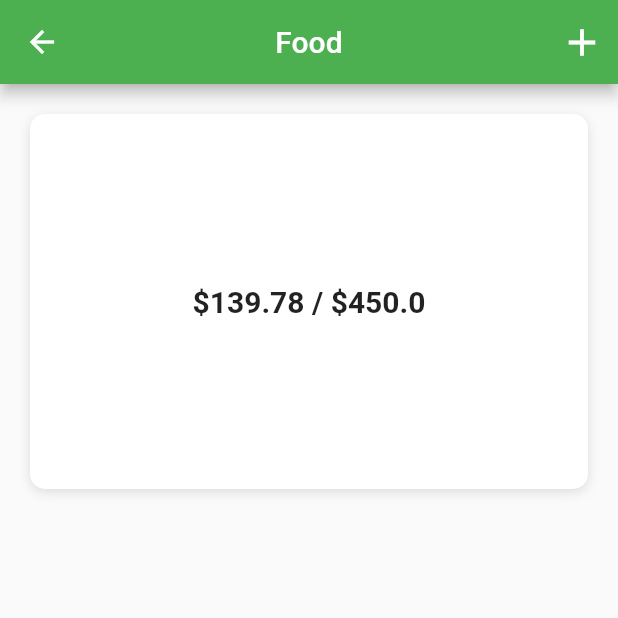
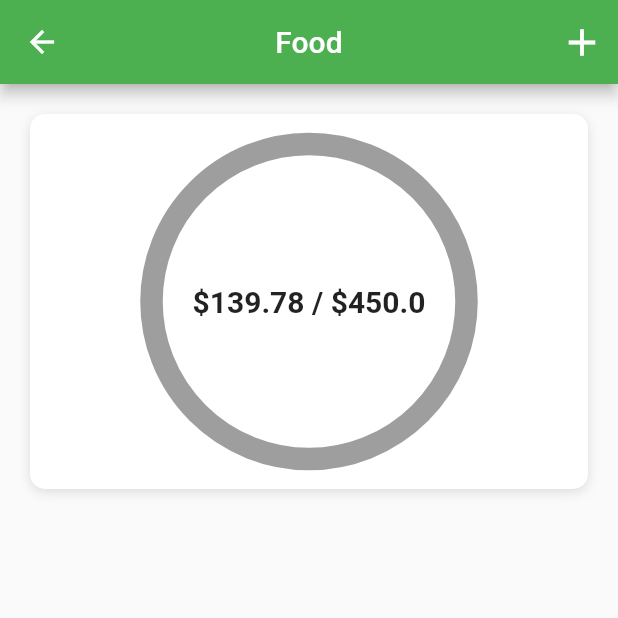
Before and after one commit to Alessandro124/CapitiniBudgetApp, a Flutter app: the screen it shows after launch, after a tap on "Food", on a phone screen of 412 x 824 dp, the top half of it. Run offline on Flutter 3.47's test engine with Material 2 defaults, Android fonts, the phone set to English and light mode, and no system bars.

Commit message:
custom-painter

```diff
--- a/lib/screens/category_screen.dart
+++ b/lib/screens/category_screen.dart
@@ -1,4 +1,6 @@
+import 'package:budget_app/helpers/color_helper.dart';
 import 'package:budget_app/models/expense_model.dart';
+import 'package:budget_app/widgets/radial_painter.dart';
 import 'package:flutter/material.dart';
 import 'package:budget_app/models/category_model.dart';
 
@@ -51,11 +53,18 @@ class _CategoryScreenState extends State<CategoryScreen> {
                       blurRadius: 6.0),
                 ],
               ),
-              child: Center(
-                child: Text(
-                  '\$${amountLeft.toStringAsFixed(2)} / \$${widget.category.maxAmount}',
-                  style: const TextStyle(
-                      fontSize: 20.0, fontWeight: FontWeight.w600),
+              child: CustomPaint(
+                foregroundPainter: RadialPainter(
+                    bgColor: Colors.grey,
+                    lineColor: getColor(context, percent),
+                    percent: percent,
+                    width: 15.0),
+                child: Center(
+                  child: Text(
+                    '\$${amountLeft.toStringAsFixed(2)} / \$${widget.category.maxAmount}',
+                    style: const TextStyle(
+                        fontSize: 20.0, fontWeight: FontWeight.w600),
+                  ),
                 ),
               ),
             ),
--- a/lib/widgets/radial_painter.dart
+++ b/lib/widgets/radial_painter.dart
@@ -1,22 +1,40 @@
+import 'dart:math';
+
 import 'package:flutter/material.dart';
 
-class RadialPainter extends CustomPainter{
-  final Color byColor;
+class RadialPainter extends CustomPainter {
+  final Color bgColor;
   final Color lineColor;
   final double percent;
   final double width;
 
-  RadialPainter({super.repaint, required this.byColor, required this.lineColor, required this.percent, required this.width});
+  RadialPainter(
+      {super.repaint,
+      required this.bgColor,
+      required this.lineColor,
+      required this.percent,
+      required this.width});
 
   @override
   void paint(Canvas canvas, Size size) {
+    Paint bgLine = Paint()
+      ..color = bgColor
+      ..strokeCap = StrokeCap.round
+      ..style = PaintingStyle.stroke
+      ..strokeWidth = width;
+    Paint completeLine = Paint()
+      ..color = lineColor
+      ..strokeCap = StrokeCap.round
+      ..style = PaintingStyle.stroke
+      ..strokeWidth = width;
 
+    Offset center = Offset(size.width/2, size.height/2);
+    double radius = min(size.width/2, size.height/2);
+    canvas.drawCircle(center, radius, bgLine);
   }
 
   @override
   bool shouldRepaint(covariant CustomPainter oldDelegate) {
     return true;
   }
-
-
 }
```
